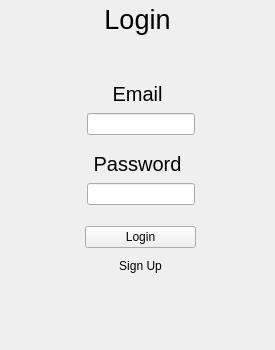
mxcom/Programming-Exercises, file src/views/user_management/WndLogin.ui: the form before one commit.
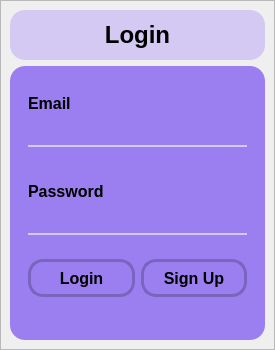
The form after the commit.

Commit message: New Login Window design

Diff of the .ui file:
```diff
--- a/src/views/user_management/WndLogin.ui
+++ b/src/views/user_management/WndLogin.ui
@@ -16,120 +16,229 @@
     <verstretch>0</verstretch>
    </sizepolicy>
   </property>
+  <property name="minimumSize">
+   <size>
+    <width>275</width>
+    <height>350</height>
+   </size>
+  </property>
+  <property name="maximumSize">
+   <size>
+    <width>275</width>
+    <height>350</height>
+   </size>
+  </property>
   <property name="windowTitle">
    <string>MainWindow</string>
   </property>
   <widget class="QWidget" name="centralwidget">
-   <widget class="QWidget" name="horizontalLayoutWidget">
-    <property name="geometry">
-     <rect>
-      <x>0</x>
-      <y>111</y>
-      <width>281</width>
-      <height>27</height>
-     </rect>
-    </property>
-    <layout class="QHBoxLayout" name="loEmail" stretch="0,0,0">
+   <layout class="QHBoxLayout" name="horizontalLayout">
      <property name="spacing">
       <number>0</number>
      </property>
      <property name="leftMargin">
       <number>0</number>
      </property>
-     <item>
-      <spacer name="hsLeft">
-       <property name="orientation">
-        <enum>Qt::Horizontal</enum>
-       </property>
-       <property name="sizeHint" stdset="0">
-        <size>
-         <width>40</width>
-         <height>20</height>
-        </size>
-       </property>
-      </spacer>
-     </item>
+    <property name="topMargin">
+     <number>0</number>
+    </property>
+    <property name="rightMargin">
+     <number>0</number>
+    </property>
+    <property name="bottomMargin">
+     <number>0</number>
+    </property>
      <item>
-      <widget class="QLineEdit" name="leEmail"/>
-     </item>
-     <item>
-      <spacer name="hsRight">
-       <property name="orientation">
-        <enum>Qt::Horizontal</enum>
-       </property>
-       <property name="sizeType">
-        <enum>QSizePolicy::Expanding</enum>
-       </property>
-       <property name="sizeHint" stdset="0">
+     <widget class="QFrame" name="frame_2">
+      <property name="frameShape">
+       <enum>QFrame::StyledPanel</enum>
+      </property>
+      <property name="frameShadow">
+       <enum>QFrame::Raised</enum>
+      </property>
+      <layout class="QVBoxLayout" name="verticalLayout">
+       <item>
+        <widget class="QLabel" name="label">
+         <property name="maximumSize">
         <size>
-         <width>40</width>
-         <height>20</height>
-        </size>
-       </property>
-      </spacer>
-     </item>
-    </layout>
-   </widget>
+           <width>16777215</width>
+           <height>50</height>
+          </size>
+         </property>
+         <property name="font">
+          <font>
+           <pointsize>18</pointsize>
+           <bold>true</bold>
+          </font>
+         </property>
+         <property name="styleSheet">
+          <string notr="true">background-color: rgb(211, 201, 242);
+border-radius: 15px</string>
+         </property>
+         <property name="text">
+          <string>Login</string>
+         </property>
+         <property name="alignment">
+          <set>Qt::AlignCenter</set>
+         </property>
+        </widget>
+       </item>
+       <item>
+        <widget class="QFrame" name="frame_5">
+         <property name="styleSheet">
+          <string notr="true">background-color: rgb(155, 127, 240);
+border-radius: 15px;
+</string>
+         </property>
+         <property name="frameShape">
+          <enum>QFrame::StyledPanel</enum>
+         </property>
+         <property name="frameShadow">
+          <enum>QFrame::Raised</enum>
+         </property>
+         <layout class="QVBoxLayout" name="verticalLayout_2">
+          <item>
+           <widget class="QFrame" name="frame">
+            <property name="frameShape">
+             <enum>QFrame::StyledPanel</enum>
+            </property>
+            <property name="frameShadow">
+             <enum>QFrame::Raised</enum>
+            </property>
+            <layout class="QVBoxLayout" name="verticalLayout_3">
+             <item>
    <widget class="QLabel" name="lbEmail">
-    <property name="geometry">
-     <rect>
-      <x>0</x>
-      <y>80</y>
-      <width>275</width>
-      <height>27</height>
-     </rect>
-    </property>
     <property name="font">
      <font>
-      <pointsize>15</pointsize>
+                 <pointsize>12</pointsize>
+                 <bold>true</bold>
      </font>
     </property>
     <property name="text">
      <string>Email</string>
     </property>
-    <property name="alignment">
-     <set>Qt::AlignCenter</set>
-    </property>
-   </widget>
-   <widget class="QLabel" name="lbTitle">
-    <property name="geometry">
-     <rect>
-      <x>0</x>
-      <y>1</y>
-      <width>275</width>
-      <height>36</height>
-     </rect>
-    </property>
+              </widget>
+             </item>
+             <item>
+              <widget class="QLineEdit" name="leEmail">
+               <property name="styleSheet">
+                <string notr="true">border-bottom: 2px solid rgb(211, 201, 242);
+</string>
+               </property>
+              </widget>
+             </item>
+            </layout>
+           </widget>
+          </item>
+          <item>
+           <widget class="QFrame" name="frame_3">
+            <property name="frameShape">
+             <enum>QFrame::StyledPanel</enum>
+            </property>
+            <property name="frameShadow">
+             <enum>QFrame::Raised</enum>
+            </property>
+            <layout class="QVBoxLayout" name="verticalLayout_4">
+             <item>
+              <widget class="QLabel" name="lbPassword">
     <property name="font">
      <font>
-      <pointsize>20</pointsize>
+                 <pointsize>12</pointsize>
+                 <bold>true</bold>
      </font>
     </property>
     <property name="text">
-     <string>Login</string>
-    </property>
-    <property name="alignment">
-     <set>Qt::AlignCenter</set>
-    </property>
-   </widget>
-   <widget class="QWidget" name="verticalLayoutWidget_2">
-    <property name="geometry">
-     <rect>
-      <x>0</x>
-      <y>221</y>
-      <width>281</width>
-      <height>58</height>
-     </rect>
-    </property>
-    <layout class="QVBoxLayout" name="loBtn">
+                <string>Password</string>
+               </property>
+              </widget>
+             </item>
+             <item>
+              <widget class="QLineEdit" name="lineEdit">
+               <property name="styleSheet">
+                <string notr="true">border-bottom: 2px solid rgb(211, 201, 242);
+</string>
+               </property>
+              </widget>
+             </item>
+            </layout>
+           </widget>
+          </item>
+          <item>
+           <widget class="QFrame" name="frame_4">
+            <property name="frameShape">
+             <enum>QFrame::StyledPanel</enum>
+            </property>
+            <property name="frameShadow">
+             <enum>QFrame::Raised</enum>
+            </property>
+            <layout class="QVBoxLayout" name="verticalLayout_5">
+             <property name="spacing">
+              <number>0</number>
+             </property>
      <property name="leftMargin">
-      <number>85</number>
+              <number>0</number>
+             </property>
+             <property name="topMargin">
+              <number>0</number>
      </property>
      <property name="rightMargin">
-      <number>85</number>
-     </property>
+              <number>0</number>
+             </property>
+             <property name="bottomMargin">
+              <number>0</number>
+             </property>
+             <item>
+              <widget class="QFrame" name="frame_6">
+               <property name="frameShape">
+                <enum>QFrame::StyledPanel</enum>
+               </property>
+               <property name="frameShadow">
+                <enum>QFrame::Raised</enum>
+               </property>
+               <layout class="QHBoxLayout" name="horizontalLayout_2">
      <item>
       <widget class="QPushButton" name="btnLogin">
+                  <property name="sizePolicy">
+                   <sizepolicy hsizetype="Expanding" vsizetype="Fixed">
+                    <horstretch>0</horstretch>
+                    <verstretch>0</verstretch>
+                   </sizepolicy>
+                  </property>
+                  <property name="minimumSize">
+                   <size>
+                    <width>0</width>
+                    <height>0</height>
+                   </size>
+                  </property>
+                  <property name="maximumSize">
+                   <size>
+                    <width>140</width>
+                    <height>40</height>
+                   </size>
+                  </property>
+                  <property name="font">
+                   <font>
+                    <pointsize>12</pointsize>
+                    <bold>true</bold>
+                   </font>
+                  </property>
+                  <property name="styleSheet">
+                   <string notr="true">QPushButton{
+	background-color: rgb(155, 127, 240);
+	border-radius: 15px ;
+	border: 3px solid rgb(122, 100, 189);
+}
+QPushButton:hover{
+	background-color: rgb(122, 100, 189);
+	border-radius: 15px;
+}
+
+QPushButton:pressed {
+	background-color: rgb(211, 201, 242);
+	border-radius: 15px;
+}
+</string>
+                  </property>
        <property name="text">
         <string>Login</string>
        </property>
@@ -138,14 +247,45 @@
      <item>
       <widget class="QPushButton" name="btnSignup">
        <property name="sizePolicy">
-        <sizepolicy hsizetype="Preferred" vsizetype="Fixed">
+                   <sizepolicy hsizetype="Expanding" vsizetype="Fixed">
          <horstretch>0</horstretch>
          <verstretch>0</verstretch>
         </sizepolicy>
        </property>
+                  <property name="minimumSize">
+                   <size>
+                    <width>0</width>
+                    <height>0</height>
+                   </size>
+                  </property>
+                  <property name="maximumSize">
+                   <size>
+                    <width>140</width>
+                    <height>40</height>
+                   </size>
+                  </property>
+                  <property name="font">
+                   <font>
+                    <pointsize>12</pointsize>
+                    <bold>true</bold>
+                   </font>
+                  </property>
        <property name="styleSheet">
-        <string notr="true">border: none;
-border-color: transparent;</string>
+                   <string notr="true">QPushButton{
+	background-color: rgb(155, 127, 240);
+	border-radius: 15px ;
+	border: 3px solid rgb(122, 100, 189);
+}
+QPushButton:hover{
+	background-color: rgb(122, 100, 189);
+	border-radius: 15px;
+}
+
+QPushButton:pressed {
+	background-color: rgb(211, 201, 242);
+	border-radius: 15px;
+}
+</string>
        </property>
        <property name="text">
         <string>Sign Up</string>
@@ -154,81 +294,33 @@
      </item>
     </layout>
    </widget>
-   <widget class="QWidget" name="horizontalLayoutWidget_2">
-    <property name="geometry">
-     <rect>
-      <x>0</x>
-      <y>181</y>
-      <width>281</width>
-      <height>27</height>
-     </rect>
-    </property>
-    <layout class="QHBoxLayout" name="loPassword" stretch="0,0,0">
-     <property name="spacing">
-      <number>0</number>
-     </property>
-     <property name="leftMargin">
-      <number>0</number>
-     </property>
-     <item>
-      <spacer name="hsLeft_2">
-       <property name="orientation">
-        <enum>Qt::Horizontal</enum>
-       </property>
-       <property name="sizeHint" stdset="0">
-        <size>
-         <width>40</width>
-         <height>20</height>
-        </size>
-       </property>
-      </spacer>
      </item>
      <item>
-      <widget class="QLineEdit" name="lePassword">
-       <property name="echoMode">
-        <enum>QLineEdit::Password</enum>
-       </property>
-      </widget>
-     </item>
-     <item>
-      <spacer name="hsRight_2">
-       <property name="orientation">
-        <enum>Qt::Horizontal</enum>
-       </property>
-       <property name="sizeType">
-        <enum>QSizePolicy::Expanding</enum>
-       </property>
-       <property name="sizeHint" stdset="0">
+              <widget class="QLabel" name="label_2">
+               <property name="maximumSize">
         <size>
-         <width>40</width>
-         <height>20</height>
-        </size>
-       </property>
-      </spacer>
-     </item>
-    </layout>
-   </widget>
-   <widget class="QLabel" name="lbPassword">
-    <property name="geometry">
-     <rect>
-      <x>0</x>
-      <y>150</y>
-      <width>275</width>
-      <height>27</height>
-     </rect>
-    </property>
-    <property name="font">
-     <font>
-      <pointsize>15</pointsize>
-     </font>
+                 <width>16777215</width>
+                 <height>25</height>
+                </size>
     </property>
     <property name="text">
-     <string>Password</string>
+                <string/>
     </property>
     <property name="alignment">
      <set>Qt::AlignCenter</set>
     </property>
    </widget>
+             </item>
+            </layout>
+           </widget>
+          </item>
+         </layout>
+        </widget>
+       </item>
+      </layout>
+     </widget>
+    </item>
+   </layout>
   </widget>
  </widget>
  <resources/>
```
Left out of the diff: 4 changed lines with no effect on the pictures. Lines whose indentation alone changed are shown as unchanged. The commit also changes 3 other files.
